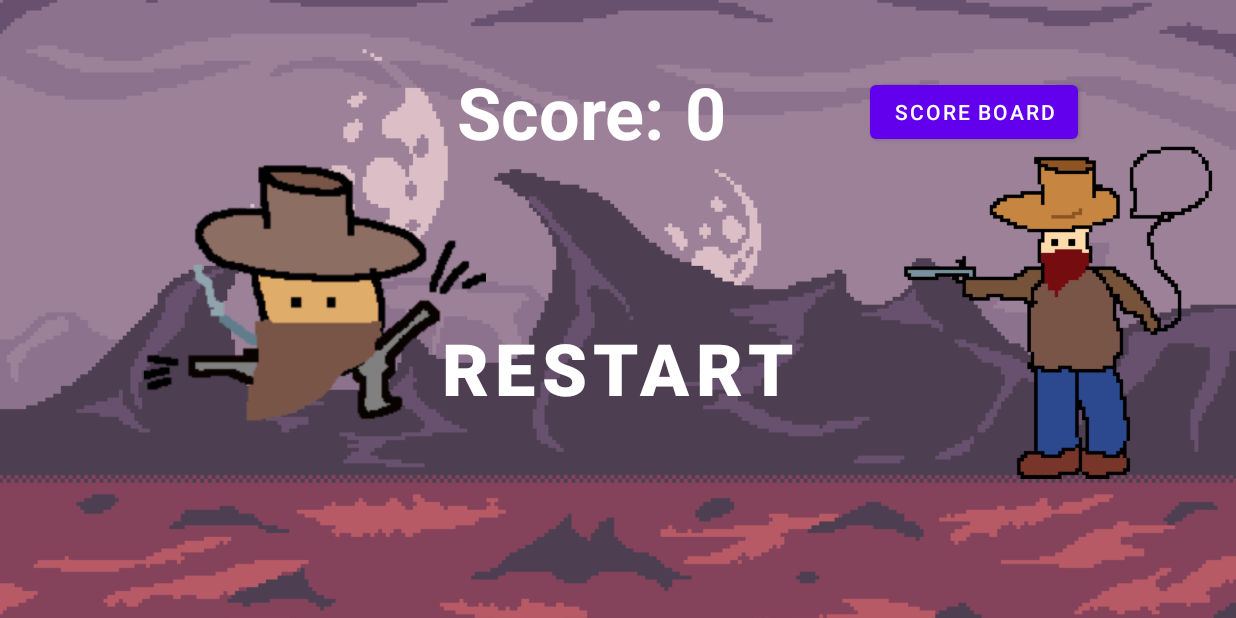
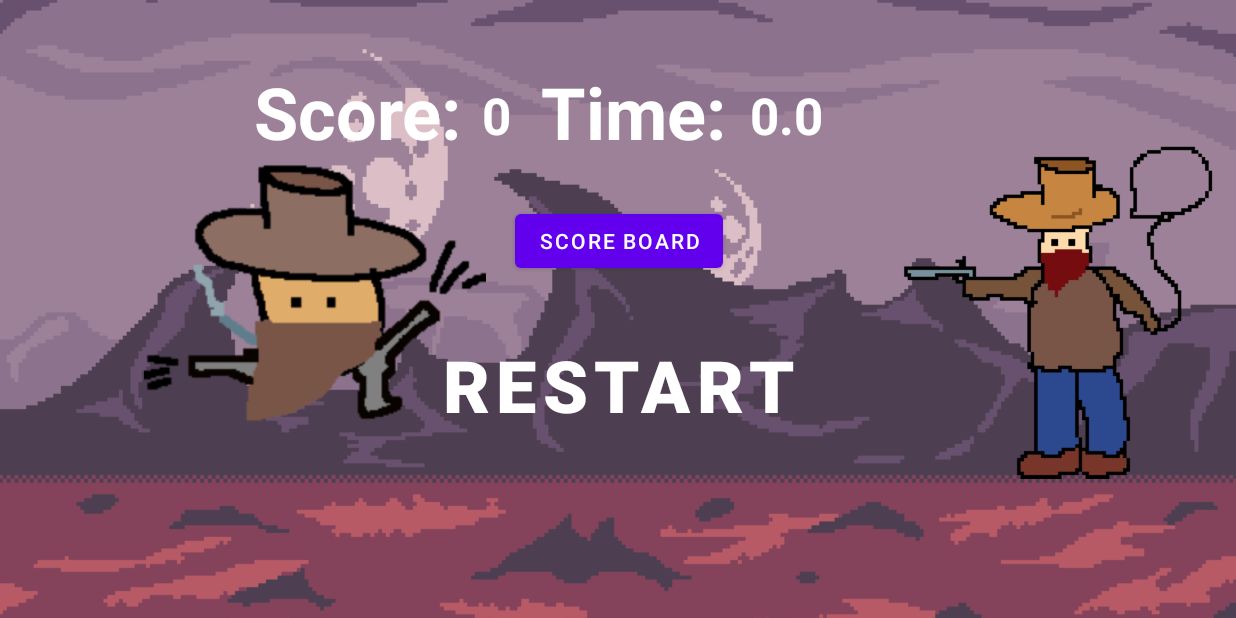
Before and after one commit to bence0614/brumbrum, an Android app: the RestartActivity screen opened directly, with no data from a screen before it, on a phone screen of 824 x 412 dp (held sideways). Run offline under Robolectric (Android 15) with nearby library versions, the phone set to English and light mode, and no system bars; 2 statements that could not run were skipped.

Commit message:
Fixing restartActivity score and time display

```diff
--- a/app/src/main/java/com/example/brumbrum/RestartActivity.java
+++ b/app/src/main/java/com/example/brumbrum/RestartActivity.java
@@ -9,20 +9,29 @@ import android.view.View;
 import android.widget.Button;
 import android.widget.TextView;
 
+import com.example.brumbrum.database.DatabaseHelper;
+
 public class RestartActivity extends AppCompatActivity {
 
     Button scoreboard_button;
     private Game game;
+    private DatabaseHelper databaseHelper;
 
     @Override
     protected void onCreate(Bundle savedInstanceState) {
         super.onCreate(savedInstanceState);
         game = new Game(this);
+        databaseHelper = new DatabaseHelper(this);
         setContentView(R.layout.activity_restart);
 
-        TextView score_value;
+        TextView score_value, time_score_value_text;
+
         score_value = (TextView)findViewById(R.id.score_value);
-        score_value.setText(Integer.toString(game.getFinalScore()));
+        score_value.setText(Integer.toString((int)databaseHelper.getLastScore()[0]));
+
+        time_score_value_text = (TextView)findViewById(R.id.time_score_value_text);
+        time_score_value_text.setText(Double.toString(databaseHelper.getLastScore()[1]));
+
         Button button = (Button) findViewById(R.id.satartButton);
         button.setOnClickListener(new View.OnClickListener() {
             public void onClick(View v) {
--- a/app/src/main/java/com/example/brumbrum/database/DatabaseHelper.java
+++ b/app/src/main/java/com/example/brumbrum/database/DatabaseHelper.java
@@ -67,6 +67,18 @@ public class DatabaseHelper extends SQLiteOpenHelper {
         return maxid;
     }
 
+    public double[] getLastScore(){
+        SQLiteDatabase db=this.getReadableDatabase();
+        Cursor cursor = db.rawQuery("SELECT player_score, player_time FROM "+TABLE_NAME+ " WHERE _id = "+getLatIndex(), null);
+        cursor.moveToFirst();
+
+        double[] lastScore = new double[2];
+        lastScore[0] = (double) cursor.getInt(0);
+        lastScore[1] = cursor.getDouble(1);
+
+        return lastScore;
+    }
+
     public boolean dataAlreadyExists(double totalTime){
         SQLiteDatabase db=this.getReadableDatabase();
         Cursor cursor = db.rawQuery("SELECT player_time FROM "+TABLE_NAME+ " WHERE _id = "+getLatIndex(), null);
--- a/app/src/main/res/layout/activity_restart.xml
+++ b/app/src/main/res/layout/activity_restart.xml
@@ -14,6 +14,7 @@
         android:src="@drawable/bg" />
 
     <ImageView
+        android:id="@+id/imageView3"
         android:layout_width="228dp"
         android:layout_height="415dp"
         android:src="@drawable/cowboy"
@@ -21,6 +22,7 @@
         app:layout_constraintEnd_toEndOf="@+id/imageView" />
 
     <ImageView
+        android:id="@+id/imageView4"
         android:layout_width="228dp"
         android:layout_height="415dp"
         android:layout_marginEnd="500dp"
@@ -38,12 +40,10 @@
         android:textSize="48sp"
         android:textStyle="bold"
         app:layout_constraintBottom_toBottomOf="parent"
-        app:layout_constraintHorizontal_bias="0.499"
         app:layout_constraintLeft_toLeftOf="parent"
         app:layout_constraintRight_toRightOf="parent"
         app:layout_constraintTop_toTopOf="parent"
-        app:layout_constraintVertical_bias="0.62"
-        />
+        app:layout_constraintVertical_bias="0.654" />
 
     <TextView
         android:id="@+id/score_text"
@@ -54,7 +54,7 @@
         android:textSize="48sp"
         android:textStyle="bold"
         app:layout_constraintBottom_toBottomOf="parent"
-        app:layout_constraintHorizontal_bias="0.452"
+        app:layout_constraintHorizontal_bias="0.251"
         app:layout_constraintLeft_toLeftOf="parent"
         app:layout_constraintRight_toRightOf="parent"
         app:layout_constraintTop_toTopOf="parent"
@@ -67,24 +67,56 @@
         android:layout_marginStart="1dp"
         android:text="1"
         android:textColor="#ffffff"
-        android:textSize="48sp"
+        android:textSize="34sp"
         android:textStyle="bold"
         app:layout_constraintBottom_toBottomOf="parent"
         app:layout_constraintRight_toRightOf="parent"
         app:layout_constraintStart_toEndOf="@+id/score_text"
         app:layout_constraintTop_toTopOf="parent"
+        app:layout_constraintVertical_bias="0.147" />
+
+    <TextView
+        android:id="@+id/time_score_text"
+        android:layout_width="wrap_content"
+        android:layout_height="wrap_content"
+        android:layout_marginStart="20dp"
+        android:text="Time: "
+        android:textColor="#ffffff"
+        android:textSize="48sp"
+        android:textStyle="bold"
+        app:layout_constraintBottom_toBottomOf="parent"
+        app:layout_constraintLeft_toLeftOf="parent"
+        app:layout_constraintStart_toEndOf="@+id/score_value"
+        app:layout_constraintTop_toTopOf="parent"
         app:layout_constraintVertical_bias="0.121" />
+
+    <TextView
+        android:id="@+id/time_score_value_text"
+        android:layout_width="wrap_content"
+        android:layout_height="wrap_content"
+        android:layout_marginStart="4dp"
+        android:layout_marginRight="208dp"
+        android:text="10 "
+        android:textColor="#ffffff"
+        android:textSize="34sp"
+        android:textStyle="bold"
+        app:layout_constraintBottom_toBottomOf="parent"
+        app:layout_constraintRight_toRightOf="parent"
+        app:layout_constraintStart_toEndOf="@+id/time_score_text"
+        app:layout_constraintTop_toTopOf="parent"
+        app:layout_constraintVertical_bias="0.147" />
 
     <Button
         android:id="@+id/scoreboard_button"
         android:layout_width="wrap_content"
         android:layout_height="wrap_content"
+        android:layout_marginTop="20dp"
+        android:layout_marginBottom="20dp"
         android:text="Score Board"
-        app:layout_constraintBottom_toBottomOf="@+id/score_text"
-        app:layout_constraintEnd_toEndOf="parent"
-        app:layout_constraintHorizontal_bias="0.543"
-        app:layout_constraintStart_toEndOf="@+id/score_text"
-        app:layout_constraintTop_toTopOf="@+id/score_text" />
+        app:layout_constraintBottom_toTopOf="@+id/satartButton"
+        app:layout_constraintEnd_toEndOf="@+id/satartButton"
+        app:layout_constraintStart_toStartOf="@+id/satartButton"
+        app:layout_constraintTop_toBottomOf="@+id/time_score_text" />
 
 
 </androidx.constraintlayout.widget.ConstraintLayout>
```
